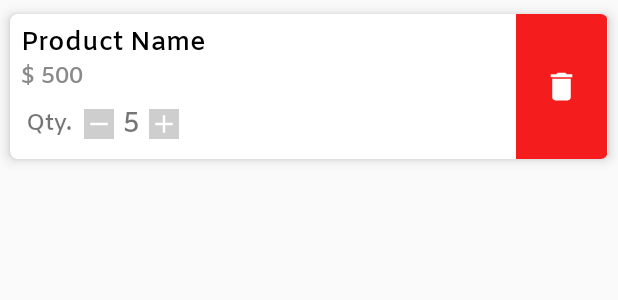
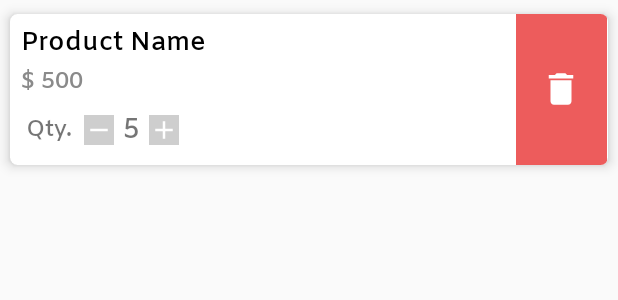
Before and after one commit to bhavikmaradiya/BillMaker, an Android app: the layout item_product.xml on its own in the app's theme, with its tools: preview values and no code run, on a phone screen of 412 x 824 dp. Shown: the top 300 px of the screen. Run offline under Robolectric (Android 15) with nearby library versions, the phone set to English and light mode, and no system bars; network calls fail.

Commit message:
item_product.xml changes

```diff
--- a/app/src/main/java/shravan/nyshadh/billmaker/Adapter/ProductListAdapter.java
+++ b/app/src/main/java/shravan/nyshadh/billmaker/Adapter/ProductListAdapter.java
@@ -127,7 +127,6 @@ public class ProductListAdapter extends RecyclerView.Adapter<ProductListAdapter.
 
     public interface ProductOptionsListener {
         void onDelete();
-
         void onProductAdded();
     }
 }
--- a/app/src/main/java/shravan/nyshadh/billmaker/Modal/Product.java
+++ b/app/src/main/java/shravan/nyshadh/billmaker/Modal/Product.java
@@ -21,7 +21,7 @@ public class Product {
     private String sellprice;
     @SerializedName("quantity")
     @Expose
-    private Integer quantity;
+    private Integer quantity = 1;
     @SerializedName("totalprice")
     @Expose
     private String totalprice;
--- a/app/src/main/res/layout/item_product.xml
+++ b/app/src/main/res/layout/item_product.xml
@@ -1,9 +1,9 @@
 <?xml version="1.0" encoding="utf-8"?>
 <androidx.cardview.widget.CardView xmlns:android="http://schemas.android.com/apk/res/android"
     xmlns:app="http://schemas.android.com/apk/res-auto"
+    xmlns:tools="http://schemas.android.com/tools"
     android:layout_width="match_parent"
     android:layout_height="wrap_content"
-    xmlns:tools="http://schemas.android.com/tools"
     android:orientation="vertical"
     app:cardBackgroundColor="#ffffff"
     app:cardCornerRadius="5dp"
@@ -18,9 +18,9 @@
         <LinearLayout
             android:layout_width="0dp"
             android:layout_height="wrap_content"
+            android:layout_weight="2.50"
             android:orientation="vertical"
-        android:padding="7dp"
-        android:layout_weight="2.50">
+            android:padding="7dp">
 
             <TextView
                 android:id="@+id/productName"
@@ -35,26 +35,26 @@
                 android:id="@+id/productPrice"
                 android:layout_width="match_parent"
                 android:layout_height="wrap_content"
+                android:layout_marginTop="3dp"
                 android:fontFamily="@font/amiko_semibold"
-            android:text="$ 500"
                 android:textColor="#8A8A8A"
-            android:textSize="15sp" />
+                android:textSize="15sp"
+                tools:text="$ 500" />
 
             <LinearLayout
                 android:layout_width="wrap_content"
                 android:layout_height="wrap_content"
-            android:layout_marginTop="5dp"
+                android:layout_marginTop="6dp"
                 android:orientation="horizontal"
                 android:padding="3dp">
 
                 <TextView
                     android:layout_width="wrap_content"
                     android:layout_height="match_parent"
+                    android:fontFamily="@font/amiko_semibold"
                     android:gravity="center_vertical"
-                android:fontFamily="@font/amiko_semibold"
-                android:textSize="15sp"
-                android:text="Qty.  " />
-
+                    android:text="Qty.  "
+                    android:textSize="15sp" />
 
 
                 <ImageView
@@ -72,12 +72,12 @@
                     android:layout_gravity="center_vertical"
                     android:layout_marginLeft="6dp"
                     android:layout_marginRight="6dp"
+                    android:fontFamily="@font/amiko_semibold"
                     android:gravity="center"
-                android:fontFamily="@font/amiko_semibold"
                     android:maxLength="2"
                     android:maxLines="1"
-                tools:text="5"
-                android:textSize="18sp" />
+                    android:textSize="18sp"
+                    tools:text="5" />
 
                 <ImageView
                     android:id="@+id/increase"
@@ -95,14 +95,15 @@
             android:layout_width="0dp"
             android:layout_height="match_parent"
             android:layout_weight="0.45"
-            android:background="#F41C1C">
+            android:background="#D8EA3F3F">
 
             <ImageView
-                android:layout_width="35dp"
-                android:layout_height="35dp"
-                android:padding="5dp"
+                android:layout_width="36dp"
+                android:layout_height="36dp"
                 android:layout_centerInParent="true"
-                android:src="@drawable/ic_delete"/>
+                android:contentDescription="Delete Product"
+                android:padding="4dp"
+                android:src="@drawable/ic_delete" />
 
         </RelativeLayout>
 
```
Also changed, not shown: app/src/main/java/shravan/nyshadh/billmaker/Fragment/ScanProductFragment.java (+13 -6 lines). Lines whose indentation alone changed are shown as unchanged.
